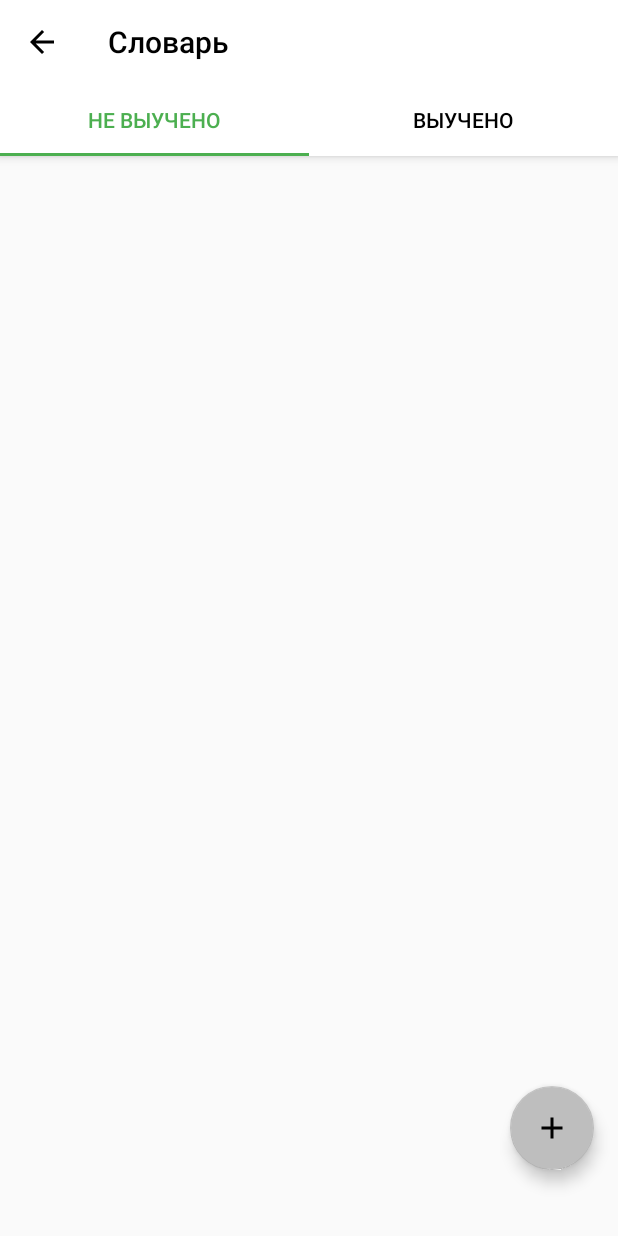
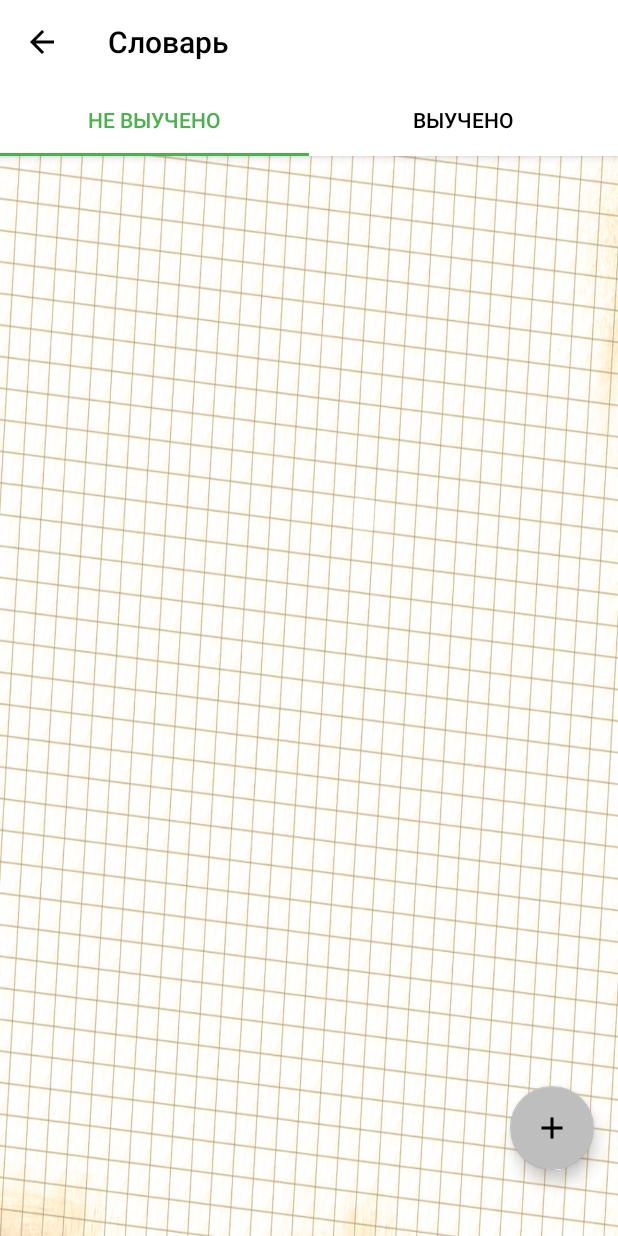
Before and after one commit to bootafoga/LearnWorderApp, an Android app: the Dictionary screen opened directly, with no data from a screen before it, on a phone screen of 412 x 824 dp. Run offline under Robolectric (Android 15) with nearby library versions, the phone set to English and light mode, and no system bars.

Commit message:
Big update
The code of all activities using the database connection has been optimized.
The implementation of the functions for editing, deleting and adding new words has been completed.
Changed some graphic elements.

```diff
--- a/app/src/main/AndroidManifest.xml
+++ b/app/src/main/AndroidManifest.xml
@@ -9,7 +9,6 @@
         android:roundIcon="@mipmap/ic_launcher_new_round"
         android:supportsRtl="true"
         android:theme="@style/AppTheme">
-        <activity android:name=".Main2Activity"></activity>
         <activity
             android:name=".AddWord"
             android:label="Добавление слова"
--- /dev/null
+++ b/app/src/main/java/com/example/learnworderapp/ConnectDatabase.java
@@ -0,0 +1,54 @@
+package com.example.learnworderapp;
+
+import android.content.Context;
+import android.database.Cursor;
+import android.database.sqlite.SQLiteDatabase;
+import android.database.sqlite.SQLiteException;
+import android.database.sqlite.SQLiteOpenHelper;
+import android.widget.Toast;
+
+public class ConnectDatabase {
+    private Context context;
+    private SQLiteDatabase dbWriable;
+    private SQLiteDatabase dbReadable;
+
+    public ConnectDatabase(Context context){
+        this.context = context;
+        setConnect();
+    }
+
+    private void setConnect(){
+        SQLiteOpenHelper worderDatabaseHelper = new LearnWorderDatabaseHelper(context);
+        try {
+            dbWriable = worderDatabaseHelper.getWritableDatabase();
+            dbReadable = worderDatabaseHelper.getReadableDatabase();
+        } catch(SQLiteException e) {
+            Toast toast = Toast.makeText(context, R.string.database_unavailable, Toast.LENGTH_SHORT);
+            toast.show();
+        }
+    }
+
+    public SQLiteDatabase getDbWritable() {
+        return dbWriable;
+    }
+
+    public SQLiteDatabase getDbReadable() {
+        return dbReadable;
+    }
+
+    public Cursor getCursorAll() {
+        Cursor cursorAll;
+        cursorAll = dbReadable.query("WORDS",
+                new String[]{"_id", "WORD", "TRANSLATE"},
+                null, null, null, null, null);
+        return cursorAll;
+    }
+
+    public Cursor getCursorById(int id) {
+        Cursor cursorById;
+        cursorById = dbReadable.query("WORDS",
+                new String[]{"_id", "WORD", "TRANSLATE"},
+                "_id = ?", new String[] {Integer.toString(id)}, null, null, null);
+        return cursorById;
+    }
+}
--- a/app/src/main/java/com/example/learnworderapp/DictionaryFragment.java
+++ b/app/src/main/java/com/example/learnworderapp/DictionaryFragment.java
@@ -1,34 +1,23 @@
 package com.example.learnworderapp;
 
-
-import android.app.Dialog;
-import android.content.DialogInterface;
 import android.database.Cursor;
 import android.database.sqlite.SQLiteDatabase;
-import android.database.sqlite.SQLiteException;
-import android.database.sqlite.SQLiteOpenHelper;
 import android.os.Bundle;
 import android.support.v4.app.DialogFragment;
-import android.support.v4.app.Fragment;
-import android.support.v4.app.FragmentTransaction;
-import android.support.v7.app.AlertDialog;
 import android.support.v7.widget.LinearLayoutManager;
 import android.support.v7.widget.RecyclerView;
 import android.view.LayoutInflater;
 import android.view.View;
 import android.view.ViewGroup;
-import android.widget.Toast;
-
-import java.util.ArrayList;
+import java.util.LinkedList;
 
 
 public class DictionaryFragment extends DialogFragment  {
 
     private SQLiteDatabase db;
     private Cursor cursor;
-
-    ArrayList<String> wordsInDic = new ArrayList<>();
-    ArrayList<String> transInDic = new ArrayList<>();
+    private LinkedList<String> wordsInDictionary = new LinkedList<>();
+    private LinkedList<String> translatesInDictionary = new LinkedList<>();
 
     @Override
     public View onCreateView(LayoutInflater inflater, ViewGroup container,
@@ -37,22 +26,18 @@ public class DictionaryFragment extends DialogFragment  {
         RecyclerView wordsRecycler = (RecyclerView)inflater.inflate(
                 R.layout.fragment_words, container, false);
 
-        SQLiteOpenHelper worderDatabaseHelper = new LearnWorderDatabaseHelper(inflater.getContext());
-
-        try {
-            db = worderDatabaseHelper.getReadableDatabase(); // открытие базы на чтение
-            cursor = db.query("WORDS",
-                    new String[]{"_id", "WORD", "TRANSLATE"},
-                    null, null, null, null, null);
+        ConnectDatabase connect = new ConnectDatabase(inflater.getContext());
+        db = connect.getDbReadable();
+        cursor = connect.getCursorAll();
 
         while (cursor.moveToNext()){
             if (cursor != null) {
-                    wordsInDic.add(cursor.getString(1));
-                    transInDic.add(cursor.getString(2));
+                wordsInDictionary.add(cursor.getString(1));
+                translatesInDictionary.add(cursor.getString(2));
             }
         }
 
-            WordsAdapter adapter = new WordsAdapter(wordsInDic, transInDic);
+        WordsAdapter adapter = new WordsAdapter(wordsInDictionary, translatesInDictionary);
         wordsRecycler.setAdapter(adapter);
         LinearLayoutManager layoutManager = new LinearLayoutManager(getActivity());
         wordsRecycler.setLayoutManager(layoutManager);
@@ -63,12 +48,6 @@ public class DictionaryFragment extends DialogFragment  {
             }
         });
         return wordsRecycler;
-        } catch(SQLiteException e) {
-            Toast toast = Toast.makeText(inflater.getContext(), "Database unavailable", Toast.LENGTH_SHORT);
-            toast.show();
-        }
-
-        return super.onCreateView(inflater, container, savedInstanceState);
     }
 
     public void changeWord(int position){
@@ -79,12 +58,10 @@ public class DictionaryFragment extends DialogFragment  {
         newFragment.show(getFragmentManager(), "missiles");
     }
 
-
     @Override
     public void onDestroy(){
         super.onDestroy();
         cursor.close();
         db.close();
     }
-
 }
--- a/app/src/main/java/com/example/learnworderapp/LearnWorderDatabaseHelper.java
+++ b/app/src/main/java/com/example/learnworderapp/LearnWorderDatabaseHelper.java
@@ -1,6 +1,5 @@
 package com.example.learnworderapp;
 
-import android.content.ContentValues;
 import android.database.sqlite.SQLiteOpenHelper;
 import android.content.Context;
 import android.database.sqlite.SQLiteDatabase;
@@ -13,28 +12,12 @@ class LearnWorderDatabaseHelper extends SQLiteOpenHelper {
             super(context, DB_NAME, null, DB_VERSION);
         }
 
-
         @Override
         public void onCreate(SQLiteDatabase db) {
             db.execSQL("CREATE TABLE WORDS (_id INTEGER PRIMARY KEY AUTOINCREMENT, "
                     + "WORD TEXT, "
                     + "TRANSLATE TEXT); "
             );
-            /*ContentValues someWords = new ContentValues();
-            someWords.put("WORD", "Cat1");
-            someWords.put("TRANSLATE", "Кошка1");
-
-            ContentValues someWords2 = new ContentValues();
-            someWords2.put("WORD", "Cat2");
-            someWords2.put("TRANSLATE", "Кошка2");
-
-            ContentValues someWords3 = new ContentValues();
-            someWords3.put("WORD", "Cat3");
-            someWords3.put("TRANSLATE", "Кошка3");
-
-            db.insert("WORDS", null, someWords);
-            db.insert("WORDS", null, someWords2);
-            db.insert("WORDS", null, someWords3);*/
         }
 
         @Override
--- a/app/src/main/java/com/example/learnworderapp/WordsAdapter.java
+++ b/app/src/main/java/com/example/learnworderapp/WordsAdapter.java
@@ -6,14 +6,13 @@ import android.view.LayoutInflater;
 import android.view.View;
 import android.view.ViewGroup;
 import android.widget.TextView;
-
-import java.util.ArrayList;
+import java.util.LinkedList;
 
 public class WordsAdapter extends
         RecyclerView.Adapter<WordsAdapter.ViewHolder> {
 
-    private ArrayList<String> wordsInDic;
-    private ArrayList<String> transInDic;
+    private LinkedList<String> wordsInDictionary;
+    private LinkedList<String> translatesInDictionary;
     private Listener listener;
 
     interface Listener {
@@ -22,7 +21,7 @@ public class WordsAdapter extends
 
     @Override
     public int getItemCount(){
-        return wordsInDic.size();
+        return wordsInDictionary.size();
     }
 
     @Override
@@ -31,13 +30,11 @@ public class WordsAdapter extends
         CardView cv = (CardView)LayoutInflater.from(parent.getContext())
                 .inflate(R.layout.words_cards, parent, false);
         return new ViewHolder(cv);
-
     }
 
-
-    public WordsAdapter(ArrayList<String> words, ArrayList<String> translates){
-        this.wordsInDic = words;
-        this.transInDic = translates;
+    public WordsAdapter(LinkedList<String> words, LinkedList<String> translates){
+        this.wordsInDictionary = words;
+        this.translatesInDictionary = translates;
     }
 
     public void setListener(Listener listener){
@@ -54,16 +51,15 @@ public class WordsAdapter extends
         }
     }
 
-
     @Override
     public void onBindViewHolder(ViewHolder holder, final int position){
         CardView cardView = holder.cardView;
 
         TextView textView = (TextView)cardView.findViewById(R.id.wordInDictionary1);
-        textView.setText(wordsInDic.get(position));
+        textView.setText(wordsInDictionary.get(position));
 
         TextView textView2 = (TextView)cardView.findViewById(R.id.translateInDictionary1);
-        textView2.setText(transInDic.get(position));
+        textView2.setText(translatesInDictionary.get(position));
 
         cardView.setOnClickListener(new View.OnClickListener() {
             @Override
--- a/app/src/main/res/layout/activity_dictionary.xml
+++ b/app/src/main/res/layout/activity_dictionary.xml
@@ -5,12 +5,14 @@
     android:id="@+id/linearLayout"
     android:layout_width="match_parent"
     android:layout_height="match_parent"
+    android:background="@drawable/background_dictionary"
     tools:context=".Dictionary">
 
     <android.support.design.widget.AppBarLayout
         android:id="@+id/appBarLayout"
         android:layout_width="0dp"
         android:layout_height="wrap_content"
+        android:background="@color/ic_launcher_background"
         android:theme="@style/ThemeOverlay.AppCompat.Dark.ActionBar"
         app:layout_constraintBottom_toTopOf="@+id/pager"
         app:layout_constraintEnd_toEndOf="parent"
@@ -39,8 +41,7 @@
         android:layout_width="wrap_content"
         android:layout_height="0dp"
         app:layout_constraintStart_toStartOf="@+id/appBarLayout"
-        app:layout_constraintTop_toBottomOf="@+id/appBarLayout"
-        android:layout_marginBottom="100dp"/>
+        app:layout_constraintTop_toBottomOf="@+id/appBarLayout" />
 
     <android.support.design.widget.FloatingActionButton
         android:id="@+id/floatingActionButton"
--- a/app/src/main/res/layout/words_cards.xml
+++ b/app/src/main/res/layout/words_cards.xml
@@ -20,7 +20,8 @@
             android:layout_marginBottom="8dp"
             android:layout_height="wrap_content"
             android:layout_width="wrap_content"
-            android:layout_weight="1"/>
+            android:layout_weight="1"
+            android:textColor="@color/actionbar_text_color"/>
         <TextView
             android:textSize="24sp"
             android:id="@+id/translateInDictionary1"
@@ -29,6 +30,7 @@
             android:layout_marginBottom="8dp"
             android:layout_height="wrap_content"
             android:layout_width="wrap_content"
-            android:layout_weight="1"/>
+            android:layout_weight="1"
+            android:textColor="@color/actionbar_text_color"/>
     </LinearLayout>
 </android.support.v7.widget.CardView>
--- a/app/src/main/res/values/arrays.xml
+++ b/app/src/main/res/values/arrays.xml
@@ -4,5 +4,6 @@
     <string-array name="actions_array">
         <item>Редактировать запись</item>
         <item>Удалить запись</item>
+        <item>Переместить в выученные</item>
     </string-array>
 </resources>
```
Also changed, not shown: app/src/main/java/com/example/learnworderapp/AddWord.java (+7 -20 lines), app/src/main/java/com/example/learnworderapp/Dictionary.java (+6 -5 lines), app/src/main/java/com/example/learnworderapp/EditWordFragment.java (+16 -28 lines), app/src/main/java/com/example/learnworderapp/LearnWordsFragment.java (+18 -45 lines), app/src/main/java/com/example/learnworderapp/ListDialogFragment.java (+20 -33 lines), app/src/main/java/com/example/learnworderapp/TranslateWords.java (+15 -26 lines), app/src/main/java/com/example/learnworderapp/Words.java (deleted, +0 -30 lines), app/src/main/res/layout/activity_main2.xml (deleted, +0 -9 lines), app/src/main/res/layout/fragment_learn_words.xml (+13 -13 lines), app/src/main/res/values/strings.xml (+7 -5 lines), app/src/main/res/drawable/background_dictionary.jpg (added). Lines whose indentation alone changed are shown as unchanged.
